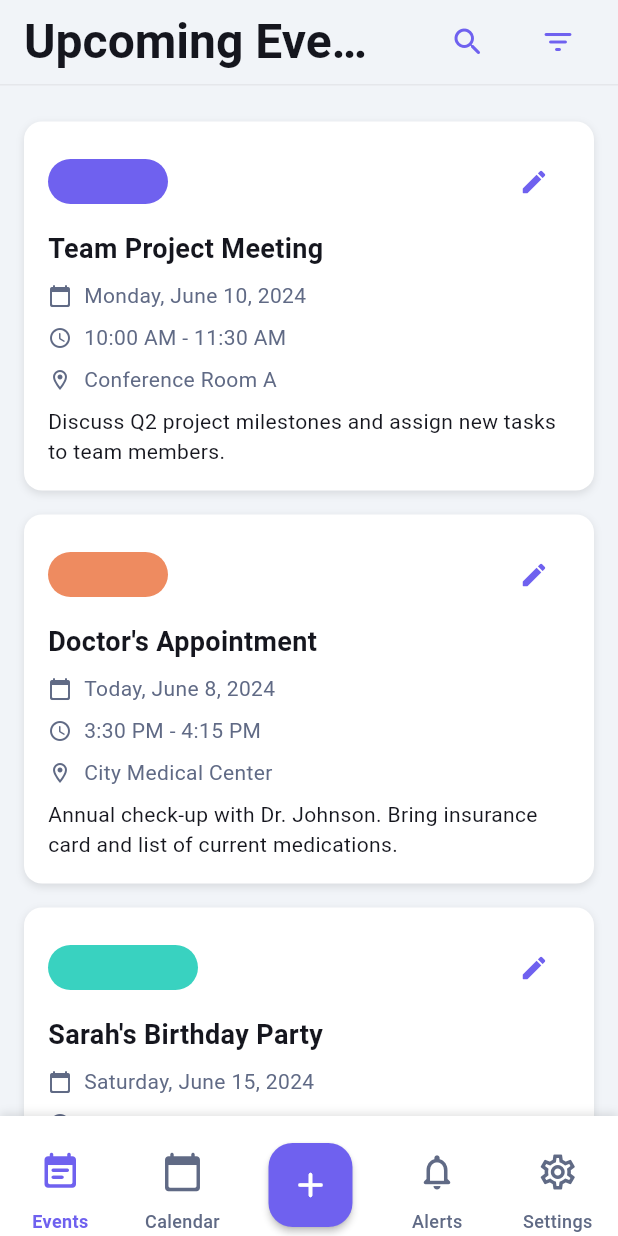
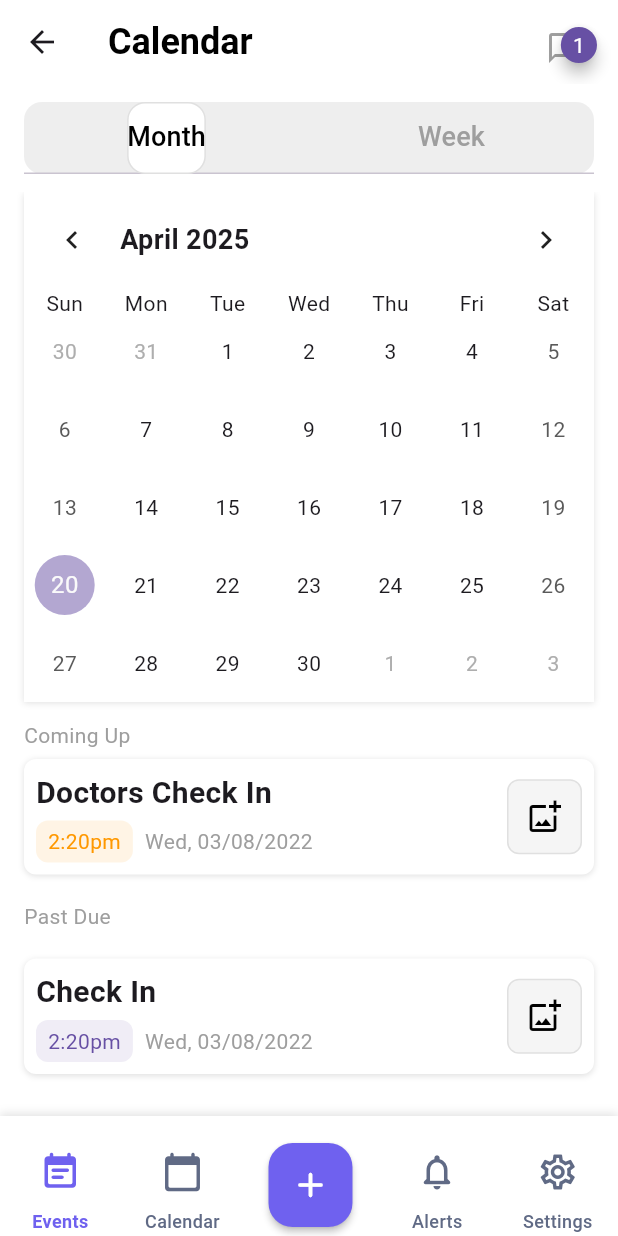
Before and after one commit to AskariSyed/Event-Reminder-App, a Flutter app: the screen it shows after launch, after a tap on the "calendar today" icon, on a phone screen of 412 x 824 dp. Run offline on Flutter 3.47's test engine with Material 3 defaults, Android fonts, the phone set to English and light mode, and no system bars; drawn by our look-alikes of badges, table_calendar; Roboto replaces fonts that are missing (Outfit, Plus Jakarta Sans).

Commit message:
CALENDER SCREEN UI MADE

```diff
--- a/event_reminder_app/lib/screens/UpcomingEventsScreen.dart
+++ b/event_reminder_app/lib/screens/UpcomingEventsScreen.dart
@@ -33,10 +33,10 @@ class _UpcomingEventScreenWidgetState extends State<UpcomingEventScreenWidget> {
                 color: Color.fromARGB(255, 229, 231, 235),
               ),
               Expanded(child: _buildEventList()),
-              BottomNavBar(),
             ],
           ),
         ),
+        bottomNavigationBar: BottomNavBar(context),
       ),
     );
   }
--- /dev/null
+++ b/event_reminder_app/lib/screens/calenderScreen.dart
@@ -0,0 +1,295 @@
+import 'package:badges/badges.dart' as badges;
+import 'package:event_reminder_app/widgets/BottomNavBar.dart';
+import 'package:flutter/material.dart';
+import 'package:table_calendar/table_calendar.dart';
+
+class Calenderscreen extends StatefulWidget {
+  const Calenderscreen({super.key});
+
+  static String routeName = 'CALENDER';
+  static String routePath = '/calender';
+
+  @override
+  State<Calenderscreen> createState() => _calenderScreen();
+}
+
+class _calenderScreen extends State<Calenderscreen>
+    with TickerProviderStateMixin {
+  late TabController _tabController;
+  DateTime _focusedDay = DateTime.now();
+  DateTime? _selectedDay;
+  CalendarFormat _calendarFormat = CalendarFormat.month;
+
+  @override
+  void initState() {
+    super.initState();
+    _tabController = TabController(length: 2, vsync: this)..addListener(() {
+      setState(() {
+        _calendarFormat =
+            _tabController.index == 0
+                ? CalendarFormat.month
+                : CalendarFormat.week;
+      });
+    });
+  }
+
+  @override
+  void dispose() {
+    _tabController.dispose();
+    super.dispose();
+  }
+
+  @override
+  Widget build(BuildContext context) {
+    return GestureDetector(
+      onTap: () => FocusScope.of(context).unfocus(),
+      child: Scaffold(
+        backgroundColor: Colors.white,
+        appBar: AppBar(
+          backgroundColor: Colors.white,
+          elevation: 0,
+          title: Text(
+            'Calendar',
+            style: TextStyle(
+              fontSize: 24,
+              fontWeight: FontWeight.bold,
+              color: Colors.black,
+            ),
+          ),
+          actions: [
+            Padding(
+              padding: EdgeInsets.only(right: 24, top: 8),
+              child: badges.Badge(
+                badgeContent: Text('1', style: TextStyle(color: Colors.white)),
+                badgeStyle: badges.BadgeStyle(
+                  badgeColor: Theme.of(context).primaryColor,
+                  padding: EdgeInsets.all(8),
+                  elevation: 4,
+                ),
+                position: badges.BadgePosition.topEnd(),
+                child: Icon(
+                  Icons.chat_bubble_outline,
+                  color: Colors.grey,
+                  size: 24,
+                ),
+              ),
+            ),
+          ],
+        ),
+        body: Column(
+          crossAxisAlignment: CrossAxisAlignment.start,
+          children: [
+            Container(
+              margin: EdgeInsets.symmetric(horizontal: 16, vertical: 12),
+              decoration: BoxDecoration(
+                color: Colors.grey[200],
+                borderRadius: BorderRadius.circular(12),
+              ),
+              child: TabBar(
+                controller: _tabController,
+                labelColor: Colors.black,
+                unselectedLabelColor: Colors.grey,
+                labelStyle: TextStyle(
+                  fontSize: 18,
+                  fontWeight: FontWeight.w500,
+                ),
+                indicator: BoxDecoration(
+                  color: Colors.white,
+                  borderRadius: BorderRadius.circular(12),
+                  border: Border.all(color: Colors.grey[300]!),
+                ),
+                tabs: [Tab(text: 'Month'), Tab(text: 'Week')],
+              ),
+            ),
+            Expanded(
+              child: TabBarView(
+                controller: _tabController,
+                children: [
+                  _buildCalendarView(context),
+                  _buildCalendarView(context),
+                ],
+              ),
+            ),
+          ],
+        ),
+        bottomNavigationBar: BottomNavBar(context),
+      ),
+    );
+  }
+
+  Widget _buildCalendarView(BuildContext context) {
+    return SingleChildScrollView(
+      child: Column(
+        crossAxisAlignment: CrossAxisAlignment.start,
+        children: [
+          Container(
+            margin: EdgeInsets.symmetric(horizontal: 16),
+            decoration: BoxDecoration(
+              color: Colors.white,
+              boxShadow: [
+                BoxShadow(
+                  blurRadius: 3,
+                  color: Colors.black12,
+                  offset: Offset(0, 1),
+                ),
+              ],
+            ),
+            child: TableCalendar(
+              firstDay: DateTime.utc(2020, 1, 1),
+              lastDay: DateTime.utc(2030, 12, 31),
+              focusedDay: _focusedDay,
+              calendarFormat: _calendarFormat,
+              selectedDayPredicate: (day) => isSameDay(_selectedDay, day),
+              onDaySelected: (selectedDay, focusedDay) {
+                setState(() {
+                  _selectedDay = selectedDay;
+                  _focusedDay = focusedDay;
+                });
+              },
+              calendarStyle: CalendarStyle(
+                todayDecoration: BoxDecoration(
+                  color: Theme.of(context).primaryColor.withOpacity(0.5),
+                  shape: BoxShape.circle,
+                ),
+                selectedDecoration: BoxDecoration(
+                  color: Theme.of(context).primaryColor,
+                  shape: BoxShape.circle,
+                ),
+              ),
+              headerStyle: HeaderStyle(
+                formatButtonVisible: false,
+                titleTextStyle: TextStyle(
+                  fontSize: 18,
+                  fontWeight: FontWeight.bold,
+                ),
+              ),
+              daysOfWeekStyle: DaysOfWeekStyle(
+                weekdayStyle: TextStyle(fontSize: 14),
+                weekendStyle: TextStyle(fontSize: 14),
+              ),
+            ),
+          ),
+          Padding(
+            padding: EdgeInsets.fromLTRB(16, 12, 0, 0),
+            child: Text(
+              'Coming Up',
+              style: TextStyle(fontSize: 14, color: Colors.grey),
+            ),
+          ),
+          ListView(
+            padding: EdgeInsets.zero,
+            shrinkWrap: true,
+            physics: NeverScrollableScrollPhysics(),
+            children: [
+              _buildEventCard(
+                title: 'Doctors Check In',
+                time: '2:20pm',
+                date: 'Wed, 03/08/2022',
+                timeColor: Colors.orange,
+              ),
+            ],
+          ),
+          Padding(
+            padding: EdgeInsets.fromLTRB(16, 12, 0, 0),
+            child: Text(
+              'Past Due',
+              style: TextStyle(fontSize: 14, color: Colors.grey),
+            ),
+          ),
+          ListView(
+            padding: EdgeInsets.fromLTRB(0, 12, 0, 24),
+            shrinkWrap: true,
+            physics: NeverScrollableScrollPhysics(),
+            children: [
+              _buildEventCard(
+                title: 'Check In',
+                time: '2:20pm',
+                date: 'Wed, 03/08/2022',
+                timeColor: Theme.of(context).primaryColor,
+              ),
+            ],
+          ),
+        ],
+      ),
+    );
+  }
+
+  Widget _buildEventCard({
+    required String title,
+    required String time,
+    required String date,
+    required Color timeColor,
+  }) {
+    return Padding(
+      padding: EdgeInsets.symmetric(horizontal: 16, vertical: 6),
+      child: Container(
+        decoration: BoxDecoration(
+          color: Colors.white,
+          borderRadius: BorderRadius.circular(8),
+          boxShadow: [
+            BoxShadow(
+              blurRadius: 3,
+              color: Colors.black12,
+              offset: Offset(0, 1),
+            ),
+          ],
+        ),
+        child: Padding(
+          padding: EdgeInsets.all(8),
+          child: Row(
+            mainAxisAlignment: MainAxisAlignment.spaceBetween,
+            children: [
+              Column(
+                crossAxisAlignment: CrossAxisAlignment.start,
+                children: [
+                  Text(
+                    title,
+                    style: TextStyle(fontSize: 20, fontWeight: FontWeight.w600),
+                  ),
+                  SizedBox(height: 4),
+                  Row(
+                    children: [
+                      Container(
+                        padding: EdgeInsets.symmetric(
+                          horizontal: 8,
+                          vertical: 4,
+                        ),
+                        decoration: BoxDecoration(
+                          color: timeColor.withOpacity(0.1),
+                          borderRadius: BorderRadius.circular(8),
+                        ),
+                        child: Text(
+                          time,
+                          style: TextStyle(color: timeColor, fontSize: 14),
+                        ),
+                      ),
+                      SizedBox(width: 8),
+                      Text(
+                        date,
+                        style: TextStyle(fontSize: 14, color: Colors.grey),
+                      ),
+                    ],
+                  ),
+                ],
+              ),
+              Container(
+                width: 50,
+                height: 50,
+                decoration: BoxDecoration(
+                  color: Colors.grey[100],
+                  borderRadius: BorderRadius.circular(8),
+                  border: Border.all(color: Colors.grey[300]!),
+                ),
+                child: Icon(
+                  Icons.add_photo_alternate_outlined,
+                  color: Colors.black,
+                  size: 24,
+                ),
+              ),
+            ],
+          ),
+        ),
+      ),
+    );
+  }
+}
--- a/event_reminder_app/lib/widgets/BottomNavBar.dart
+++ b/event_reminder_app/lib/widgets/BottomNavBar.dart
@@ -1,6 +1,7 @@
 import 'package:flutter/material.dart';
+import 'package:event_reminder_app/screens/calenderScreen.dart';
 
-Widget BottomNavBar() {
+Widget BottomNavBar(context) {
   return Container(
     width: double.infinity,
     height: 80.0,
@@ -22,7 +23,8 @@ Widget BottomNavBar() {
           Column(
             mainAxisAlignment: MainAxisAlignment.center,
             children: [
-              IconButton(onPressed: (){},
+              IconButton(
+                onPressed: () {},
                 icon: const Icon(
                   Icons.event_note_rounded,
                   color: Color.fromARGB(255, 111, 97, 239),
@@ -44,7 +46,12 @@ Widget BottomNavBar() {
             mainAxisAlignment: MainAxisAlignment.center,
             children: [
               IconButton(
-                onPressed: (){},
+                onPressed: () {
+                  Navigator.push(
+                    context,
+                    MaterialPageRoute(builder: (context) => Calenderscreen()),
+                  );
+                },
                 icon: Icon(
                   Icons.calendar_today_rounded,
                   color: Color.fromARGB(255, 96, 106, 133),
@@ -82,7 +89,8 @@ Widget BottomNavBar() {
           Column(
             mainAxisAlignment: MainAxisAlignment.center,
             children: [
-              IconButton(onPressed: (){},
+              IconButton(
+                onPressed: () {},
                 icon: const Icon(
                   Icons.notifications_none_rounded,
                   color: Color(0xFF606A85),
@@ -103,7 +111,8 @@ Widget BottomNavBar() {
           Column(
             mainAxisAlignment: MainAxisAlignment.center,
             children: [
-              IconButton(onPressed: (){},
+              IconButton(
+                onPressed: () {},
                 icon: const Icon(
                   Icons.settings_outlined,
                   color: Color.fromARGB(255, 96, 106, 133),
--- a/event_reminder_app/pubspec.yaml
+++ b/event_reminder_app/pubspec.yaml
@@ -34,6 +34,8 @@ dependencies:
   # The following adds the Cupertino Icons font to your application.
   # Use with the CupertinoIcons class for iOS style icons.
   cupertino_icons: ^1.0.8
+  table_calendar: ^3.2.0
+  badges: ^3.1.2
 
 dev_dependencies:
   flutter_test:
```
Also changed, not shown: event_reminder_app/pubspec.lock.
